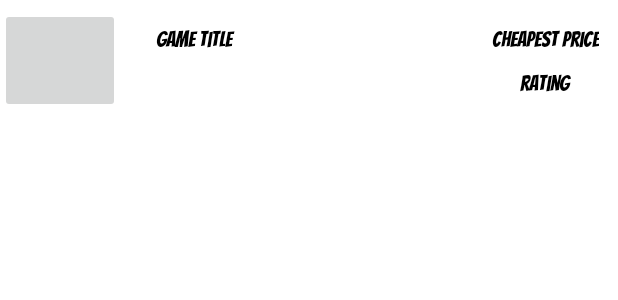
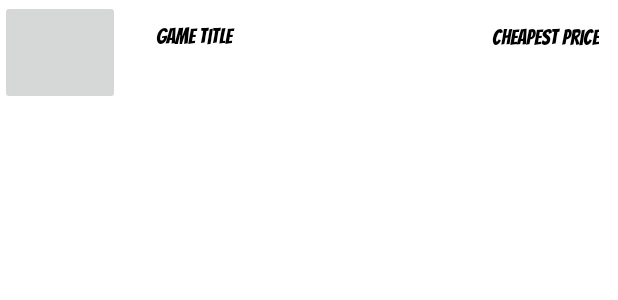
Before and after one commit to AND101-Group15/digitalGameDeals, an Android app: the layout game_item.xml on its own in the app's theme, with its tools: preview values and no code run, on a phone screen of 412 x 824 dp. Shown: the top 300 px of the screen. Run offline under Robolectric (Android 15) with nearby library versions, the phone set to English and light mode, and no system bars.

Commit message:
Minor changes

```diff
--- a/app/src/main/java/com/example/digitalgamedeals/GameAdapter.kt
+++ b/app/src/main/java/com/example/digitalgamedeals/GameAdapter.kt
@@ -57,11 +57,7 @@ class GameAdapter (private val gameTitleList: List<String>,
 
         holder.gameTitle.text = gameTitleList[position]
         holder.gamePrice.text = gamePriceList[position]
-        val gameID = gameIDList[position]
 
-        holder.gameTitle.setOnClickListener {
-            Toast.makeText(holder.itemView.context, "Game ID: $gameID", Toast.LENGTH_SHORT).show()
-        }
 
     }
 }
--- a/app/src/main/res/layout/game_item.xml
+++ b/app/src/main/res/layout/game_item.xml
@@ -43,14 +43,5 @@
         app:layout_constraintTop_toTopOf="parent"
         app:layout_constraintVertical_bias="0.133" />
 
-    <TextView
-        android:id="@+id/game_rating"
-        android:layout_width="70dp"
-        android:layout_height="40dp"
-        android:layout_marginTop="4dp"
-        android:text="@string/game_rating"
-        app:layout_constraintStart_toStartOf="@id/game_price"
-        app:layout_constraintTop_toBottomOf="@id/game_price" />
-
 
 </androidx.constraintlayout.widget.ConstraintLayout>
```
